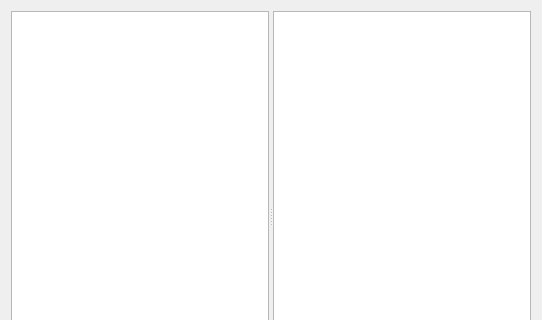
maciekgajewski/rufusdc, file kgui/hubwidget.ui: the form before one commit; both pictures show x 0 to 542 and y 0 to 320 of the 542 by 459 pixel window.
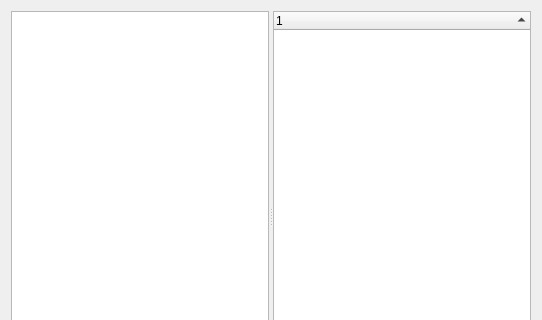
The form after the commit. Custom widgets are drawn as their Qt base class.

Commit message: got rid of user data model and text encoding. code is way smaller now

```diff
--- a/kgui/hubwidget.ui
+++ b/kgui/hubwidget.ui
@@ -25,13 +25,30 @@
        </font>
       </property>
      </widget>
-     <widget class="QTreeView" name="pUsers" >
-      <property name="contextMenuPolicy" >
+     <widget class="QTreeWidget" name="pUsers">
+      <property name="contextMenuPolicy">
        <enum>Qt::CustomContextMenu</enum>
       </property>
       <property name="rootIsDecorated" >
        <bool>false</bool>
       </property>
+      <property name="sortingEnabled">
+       <bool>true</bool>
+      </property>
+      <property name="allColumnsShowFocus">
+       <bool>true</bool>
+      </property>
+      <attribute name="headerShowSortIndicator" stdset="0">
+       <bool>true</bool>
+      </attribute>
+      <attribute name="headerShowSortIndicator" stdset="0">
+       <bool>true</bool>
+      </attribute>
+      <column>
+       <property name="text">
+        <string notr="true">1</string>
+       </property>
+      </column>
      </widget>
     </widget>
    </item>
```
Left out of the diff: 23 changed lines with no effect on the pictures. The commit also changes 6 other files.
